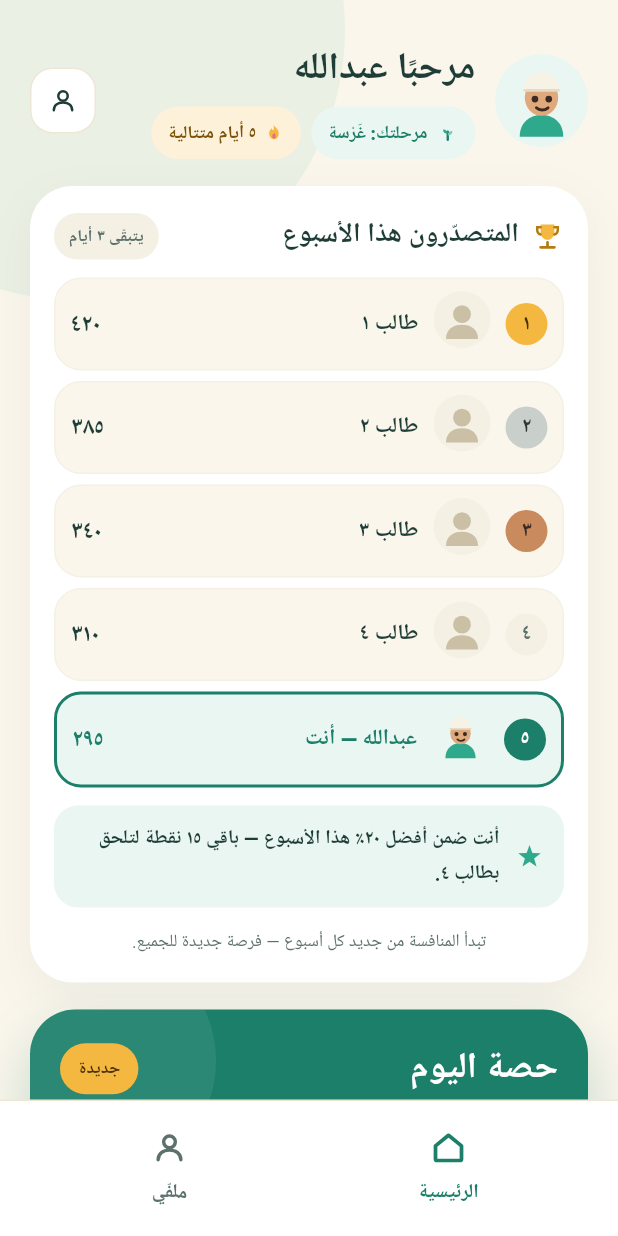
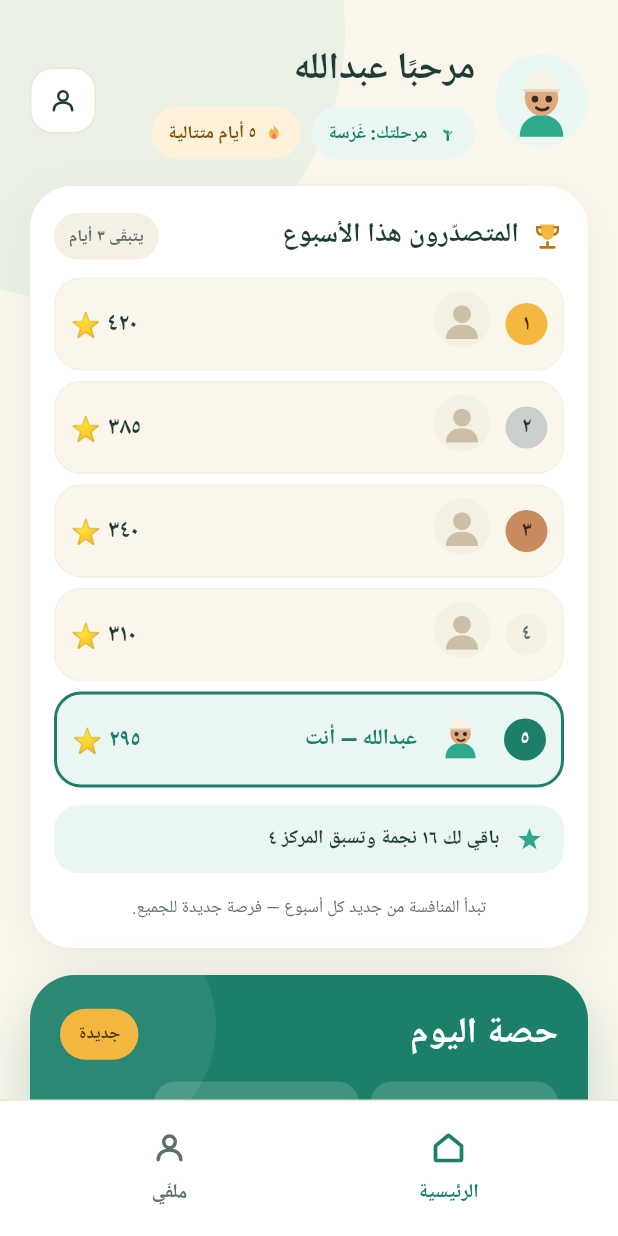
Before and after one commit to A3zos/Gharsah, a Flutter app: what previewStudentHome() shows on an empty page, opened directly, on a phone screen of 412 x 824 dp. Run offline on Flutter 3.47's test engine with Material 3 defaults, Android fonts, the phone set to English and light mode, and no system bars; our stand-ins replace audioplayers, flutter_svg, flutter_tts, google_fonts, hijri, share_plus and 2 more; missing offline and left inert: record; accounts and stored records are empty; network calls fail; Roboto replaces fonts that are missing (Baloo Bhaijaan 2, Cairo); statements that could not run were skipped.

Commit message:
app: child home board mirrors the web — top 5, «⋯» + own row when outside, others anonymous; reads old and new payloads
Co-Authored-By: Claude Opus 5.5 <noreply@anthropic.com>

```diff
--- a/app/lib/core/preview_data.dart
+++ b/app/lib/core/preview_data.dart
@@ -92,25 +92,10 @@ Widget previewStudentHome() => StudentHomeView(
       doneSteps: 0,
       totalSteps: 5,
     ),
-    // Anonymous board as shipped (product-owner rule): «طالب N» + one
-    // generic avatar for others; the design's point values.
-    leaders: buildBoard(
-      board: const LeaderBoard(
-        weekKey: 'w',
-        total: 25,
-        rows: [(1, 420), (2, 385), (3, 340), (4, 310), (5, 295)],
-      ),
-      own: const {
-        'weekKey': 'w',
-        'rank': 5,
-        'points': 295,
-        'topPercent': 20,
-        'gapToAbove': 15,
-      },
-      myName: 'عبدالله',
-      myAvatar: 'b1',
-    ).rows,
-    leaderNote: 'أنت ضمن أفضل ٢٠٪ هذا الأسبوع — باقي ١٥ نقطة لتلحق بطالب ٤.',
+    // Anonymous board as shipped (product-owner rule): rank + a neutral
+    // avatar + points for others; the design's point values.
+    leaders: _previewBoard.rows,
+    leaderNote: _previewBoard.note,
     daysLeftInWeek: 3,
   ),
   onStart: () {},
@@ -210,3 +195,20 @@ LessonState _ayahPreview(AppContent content, int ayah) {
     elapsed: const Duration(minutes: 1, seconds: 40),
   );
 }
+
+final _previewBoard = buildBoard(
+  board: const LeaderBoard(
+    weekKey: 'w',
+    total: 25,
+    top: [
+      BoardEntry(rank: 1, points: 420),
+      BoardEntry(rank: 2, points: 385),
+      BoardEntry(rank: 3, points: 340),
+      BoardEntry(rank: 4, points: 310),
+      BoardEntry(rank: 5, points: 295, me: true),
+    ],
+    me: BoardStanding(rank: 5, points: 295, gapToAbove: 15, inTop5: true),
+  ),
+  myName: 'عبدالله',
+  myAvatar: 'b1',
+);
--- a/app/lib/features/children/data/child_profile.dart
+++ b/app/lib/features/children/data/child_profile.dart
@@ -201,7 +201,6 @@ class ChildProfile {
     this.linked = false,
     this.createdAt,
     this.stats,
-    this.leader,
     this.schedule,
     this.isMock = false,
   });
@@ -213,7 +212,6 @@ class ChildProfile {
     Map<String, dynamic> r, {
     Object? pairing,
     Object? stats,
-    Map<String, dynamic>? leader,
   }) {
     final s = stats is Map ? Map<String, dynamic>.from(stats) : null;
     return ChildProfile(
@@ -226,7 +224,6 @@ class ChildProfile {
       linked: pairing is Map && pairing['linked'] == true,
       createdAt: parseDate(r['created_at']),
       stats: s != null && hasActivity(s) ? s : null,
-      leader: leader,
       schedule: ChildSchedule.fromRow(r),
     );
   }
@@ -265,9 +262,6 @@ class ChildProfile {
   /// child finishes a first lesson step. Parsed by the dashboard.
   final Map<String, dynamic>? stats;
 
-  /// This child's own leaderboard standing (from `get_leaderboard`, the child
-  /// device only): weekKey, rank, points (stars), total, topPercent, gapToAbove.
-  final Map<String, dynamic>? leader;
   final ChildSchedule? schedule;
 
   /// Design sample data (debug previews only), not a real child.
@@ -286,7 +280,6 @@ class ChildProfile {
     linked: linked,
     createdAt: createdAt,
     stats: stats,
-    leader: leader,
     schedule: schedule,
     isMock: isMock,
   );
--- a/app/lib/features/student/screens/student_home_screen.dart
+++ b/app/lib/features/student/screens/student_home_screen.dart
@@ -126,8 +126,8 @@ class _StudentHomeScreenState extends State<StudentHomeScreen> {
                 final avatar = child?.avatarId ?? s.avatar;
                 final board = buildBoard(
                   board: boardSnap.data,
-                  own: child?.leader,
-                  myName: name,
+                  // Only the child's own row is named — its first name.
+                  myName: name.trim().split(RegExp(r'\s+')).first,
                   myAvatar: avatar,
                 );
                 return StudentHomeView(
@@ -141,6 +141,8 @@ class _StudentHomeScreenState extends State<StudentHomeScreen> {
                     projects: n('projects'),
                     hero: today == null ? null : _hero(today, stored!),
                     leaders: board.rows,
+                    leaderOwn: board.own,
+                    leaderSeparator: board.separator,
                     leaderNote: board.note,
                     daysLeftInWeek: daysUntilReset(DateTime.now()),
                   ),
--- a/app/lib/features/student/screens/student_home_view.dart
+++ b/app/lib/features/student/screens/student_home_view.dart
@@ -48,6 +48,8 @@ class StudentHomeData {
     required this.leaders,
     required this.leaderNote,
     required this.daysLeftInWeek,
+    this.leaderOwn,
+    this.leaderSeparator = false,
   });
 
   final String name;
@@ -61,8 +63,14 @@ class StudentHomeData {
   final int projects;
   final TodayHero? hero;
 
-  /// Anonymous board rows (see student/data/leaderboard.dart).
+  /// Anonymous board rows 1–5 (see student/data/leaderboard.dart).
   final List<BoardRow> leaders;
+
+  /// The child's own row below the top 5 (null when it is among them).
+  final BoardRow? leaderOwn;
+
+  /// «⋯» between the five rows and [leaderOwn].
+  final bool leaderSeparator;
   final String? leaderNote;
   final int daysLeftInWeek;
 }
@@ -250,6 +258,20 @@ class StudentHomeView extends StatelessWidget {
           if (i > 0) const SizedBox(height: 7),
           _leaderRow(i, data.leaders[i]),
         ],
+        if (data.leaderSeparator) ...[
+          const SizedBox(height: 4),
+          ExcludeSemantics(
+            child: Text(
+              '⋯',
+              textAlign: TextAlign.center,
+              style: LessonText.tinyCenter,
+            ),
+          ),
+        ],
+        if (data.leaderOwn != null) ...[
+          SizedBox(height: data.leaderSeparator ? 4 : 7),
+          _leaderRow(data.leaders.length, data.leaderOwn!),
+        ],
         if (data.leaderNote != null) ...[
           const SizedBox(height: 12),
           Container(
@@ -331,17 +353,20 @@ class StudentHomeView extends StatelessWidget {
             ),
           ),
           const SizedBox(width: 10),
+          // Other children: rank + a neutral avatar + points only — never a name.
           Expanded(
-            child: Text(
-              r.me ? '${r.label} — أنت' : r.label,
-              style: LessonText.leaderName.copyWith(
-                color: ink,
-                fontWeight: r.me ? FontWeight.w800 : FontWeight.w700,
-              ),
-            ),
+            child: r.me
+                ? Text(
+                    '${r.label ?? ''} — أنت',
+                    style: LessonText.leaderName.copyWith(
+                      color: ink,
+                      fontWeight: FontWeight.w800,
+                    ),
+                  )
+                : const SizedBox.shrink(),
           ),
           Text(
-            r.points.arabicDigits,
+            '${r.points.arabicDigits} ⭐',
             style: LessonText.leaderPoints.copyWith(color: ink),
           ),
         ],
```
Also changed, not shown: app/lib/features/student/data/debug_student_repository.dart (+8 -9 lines), app/lib/features/student/data/leaderboard.dart (+119 -77 lines), app/lib/features/student/data/student_repository.dart (+8 -10 lines), 2 other files.
